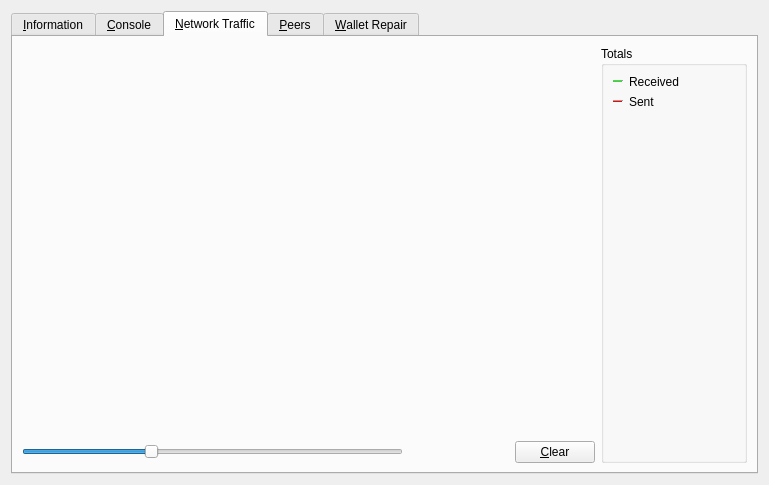
Above: src/qt/forms/debugwindow.ui from biblepay/biblepay before the change. Below: the same form after it.
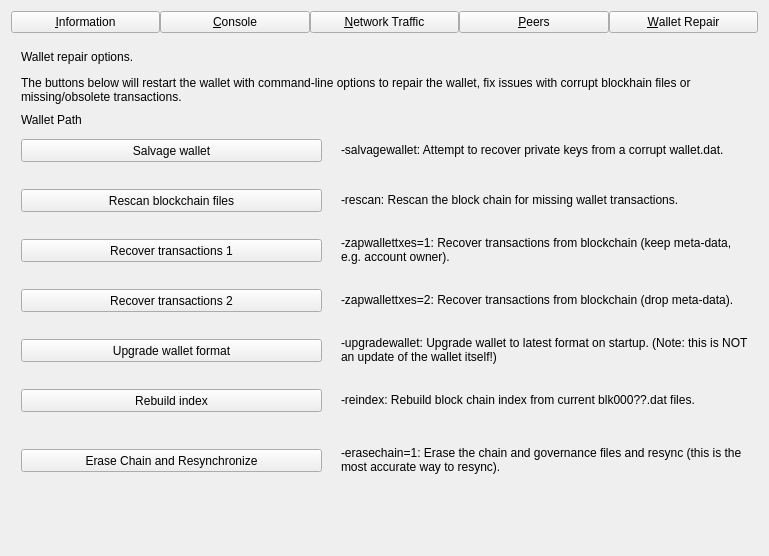
That is the form after the change. The open tabs and pages were chosen to show the change. Icons and pictures are not drawn. Custom widgets are drawn as their Qt base class.

Patch:
```diff
--- a/src/qt/forms/debugwindow.ui
+++ b/src/qt/forms/debugwindow.ui
@@ -7,7 +7,7 @@
     <x>0</x>
     <y>0</y>
     <width>769</width>
-    <height>485</height>
+    <height>556</height>
    </rect>
   </property>
   <property name="windowTitle">
@@ -15,14 +15,77 @@
   </property>
   <layout class="QVBoxLayout" name="verticalLayout_2">
    <item>
-    <widget class="QTabWidget" name="tabWidget">
+    <layout class="QHBoxLayout" name="horizontalLayout_Buttons_2">
+     <property name="spacing">
+      <number>0</number>
+     </property>
+     <property name="topMargin">
+      <number>0</number>
+     </property>
+     <item>
+      <widget class="QPushButton" name="btnInfo">
+       <property name="text">
+        <string>&amp;Information</string>
+       </property>
+       <property name="checkable">
+        <bool>true</bool>
+       </property>
+      </widget>
+     </item>
+     <item>
+      <widget class="QPushButton" name="btnConsole">
+       <property name="text">
+        <string>&amp;Console</string>
+       </property>
+       <property name="checkable">
+        <bool>true</bool>
+       </property>
+      </widget>
+     </item>
+     <item>
+      <widget class="QPushButton" name="btnNetTraffic">
+       <property name="text">
+        <string>&amp;Network Traffic</string>
+       </property>
+       <property name="checkable">
+        <bool>true</bool>
+       </property>
+      </widget>
+     </item>
+     <item>
+      <widget class="QPushButton" name="btnPeers">
+       <property name="text">
+        <string>&amp;Peers</string>
+       </property>
+       <property name="checkable">
+        <bool>true</bool>
+       </property>
+      </widget>
+     </item>
+     <item>
+      <widget class="QPushButton" name="btnRepair">
+       <property name="text">
+        <string>&amp;Wallet Repair</string>
+       </property>
+       <property name="checkable">
+        <bool>true</bool>
+       </property>
+      </widget>
+     </item>
+    </layout>
+   </item>
+   <item>
+    <widget class="QStackedWidget" name="stackedWidgetRPC">
+     <property name="minimumSize">
+      <size>
+       <width>0</width>
+       <height>0</height>
+      </size>
+     </property>
      <property name="currentIndex">
       <number>0</number>
      </property>
-     <widget class="QWidget" name="tab_info">
-      <attribute name="title">
-       <string>&amp;Information</string>
-      </attribute>
+     <widget class="QWidget" name="pageInfo">
       <layout class="QGridLayout" name="gridLayout" columnstretch="0,1,0">
        <property name="horizontalSpacing">
         <number>12</number>
@@ -424,10 +487,7 @@
        </item>
       </layout>
      </widget>
-     <widget class="QWidget" name="tab_console">
-      <attribute name="title">
-       <string>&amp;Console</string>
-      </attribute>
+     <widget class="QWidget" name="pageConsole">
       <layout class="QVBoxLayout" name="verticalLayout_3">
        <property name="spacing">
         <number>3</number>
@@ -619,10 +679,7 @@
        </item>
       </layout>
      </widget>
-     <widget class="QWidget" name="tab_nettraffic">
-      <attribute name="title">
-       <string>&amp;Network Traffic</string>
-      </attribute>
+     <widget class="QWidget" name="pageNetTraffic">
       <layout class="QHBoxLayout" name="horizontalLayout_3">
        <item>
         <layout class="QVBoxLayout" name="verticalLayout_4">
@@ -673,7 +730,7 @@
            <item>
             <widget class="QPushButton" name="btnClearTrafficGraph">
              <property name="text">
-              <string>&amp;Clear</string>
+              <string>&amp;Reset</string>
              </property>
              <property name="autoDefault">
               <bool>false</bool>
@@ -684,198 +741,9 @@
          </item>
         </layout>
        </item>
-       <item>
-        <layout class="QVBoxLayout" name="verticalLayout">
-         <item>
-          <widget class="QGroupBox" name="groupBox">
-           <property name="title">
-            <string>Totals</string>
-           </property>
-           <layout class="QVBoxLayout" name="verticalLayout_5">
-            <item>
-             <layout class="QHBoxLayout" name="horizontalLayout_4">
-              <item>
-               <widget class="Line" name="line">
-                <property name="sizePolicy">
-                 <sizepolicy hsizetype="Fixed" vsizetype="Fixed">
-                  <horstretch>0</horstretch>
-                  <verstretch>0</verstretch>
-                 </sizepolicy>
-                </property>
-                <property name="minimumSize">
-                 <size>
-                  <width>10</width>
-                  <height>0</height>
-                 </size>
-                </property>
-                <property name="palette">
-                 <palette>
-                  <active>
-                   <colorrole role="Light">
-                    <brush brushstyle="SolidPattern">
-                     <color alpha="255">
-                      <red>0</red>
-                      <green>255</green>
-                      <blue>0</blue>
-                     </color>
-                    </brush>
-                   </colorrole>
-                  </active>
-                  <inactive>
-                   <colorrole role="Light">
-                    <brush brushstyle="SolidPattern">
-                     <color alpha="255">
-                      <red>0</red>
-                      <green>255</green>
-                      <blue>0</blue>
-                     </color>
-                    </brush>
-                   </colorrole>
-                  </inactive>
-                  <disabled>
-                   <colorrole role="Light">
-                    <brush brushstyle="SolidPattern">
-                     <color alpha="255">
-                      <red>0</red>
-                      <green>255</green>
-                      <blue>0</blue>
-                     </color>
-                    </brush>
-                   </colorrole>
-                  </disabled>
-                 </palette>
-                </property>
-                <property name="orientation">
-                 <enum>Qt::Horizontal</enum>
-                </property>
-               </widget>
-              </item>
-              <item>
-               <widget class="QLabel" name="label_16">
-                <property name="text">
-                 <string>Received</string>
-                </property>
-               </widget>
-              </item>
-              <item>
-               <widget class="QLabel" name="lblBytesIn">
-                <property name="minimumSize">
-                 <size>
-                  <width>50</width>
-                  <height>0</height>
-                 </size>
-                </property>
-                <property name="alignment">
-                 <set>Qt::AlignRight|Qt::AlignTrailing|Qt::AlignVCenter</set>
-                </property>
-               </widget>
-              </item>
-             </layout>
-            </item>
-            <item>
-             <layout class="QHBoxLayout" name="horizontalLayout_5">
-              <item>
-               <widget class="Line" name="line_2">
-                <property name="sizePolicy">
-                 <sizepolicy hsizetype="Fixed" vsizetype="Fixed">
-                  <horstretch>0</horstretch>
-                  <verstretch>0</verstretch>
-                 </sizepolicy>
-                </property>
-                <property name="minimumSize">
-                 <size>
-                  <width>10</width>
-                  <height>0</height>
-                 </size>
-                </property>
-                <property name="palette">
-                 <palette>
-                  <active>
-                   <colorrole role="Light">
-                    <brush brushstyle="SolidPattern">
-                     <color alpha="255">
-                      <red>255</red>
-                      <green>0</green>
-                      <blue>0</blue>
-                     </color>
-                    </brush>
-                   </colorrole>
-                  </active>
-                  <inactive>
-                   <colorrole role="Light">
-                    <brush brushstyle="SolidPattern">
-                     <color alpha="255">
-                      <red>255</red>
-                      <green>0</green>
-                      <blue>0</blue>
-                     </color>
-                    </brush>
-                   </colorrole>
-                  </inactive>
-                  <disabled>
-                   <colorrole role="Light">
-                    <brush brushstyle="SolidPattern">
-                     <color alpha="255">
-                      <red>255</red>
-                      <green>0</green>
-                      <blue>0</blue>
-                     </color>
-                    </brush>
-                   </colorrole>
-                  </disabled>
-                 </palette>
-                </property>
-                <property name="orientation">
-                 <enum>Qt::Horizontal</enum>
-                </property>
-               </widget>
-              </item>
-              <item>
-               <widget class="QLabel" name="label_17">
-                <property name="text">
-                 <string>Sent</string>
-                </property>
-               </widget>
-              </item>
-              <item>
-               <widget class="QLabel" name="lblBytesOut">
-                <property name="minimumSize">
-                 <size>
-                  <width>50</width>
-                  <height>0</height>
-                 </size>
-                </property>
-                <property name="alignment">
-                 <set>Qt::AlignRight|Qt::AlignTrailing|Qt::AlignVCenter</set>
-                </property>
-               </widget>
-              </item>
-             </layout>
-            </item>
-            <item>
-             <spacer name="verticalSpacer_4">
-              <property name="orientation">
-               <enum>Qt::Vertical</enum>
-              </property>
-              <property name="sizeHint" stdset="0">
-               <size>
-                <width>20</width>
-                <height>407</height>
-               </size>
-              </property>
-             </spacer>
-            </item>
-           </layout>
-          </widget>
-         </item>
-        </layout>
-       </item>
       </layout>
      </widget>
-     <widget class="QWidget" name="tab_peers">
-      <attribute name="title">
-       <string>&amp;Peers</string>
-      </attribute>
+     <widget class="QWidget" name="pagePeers">
       <layout class="QGridLayout" name="gridLayout_2">
        <item row="0" column="0" rowspan="2">
         <layout class="QVBoxLayout" name="verticalLayout_101">
@@ -1446,10 +1314,7 @@
        </item>
       </layout>
      </widget>
-     <widget class="QWidget" name="tab_repair">
-      <attribute name="title">
-       <string>&amp;Wallet Repair</string>
-      </attribute>
+     <widget class="QWidget" name="pageRepair">
       <widget class="QPushButton" name="btn_salvagewallet">
        <property name="geometry">
         <rect>
@@ -1554,12 +1419,6 @@
          <height>41</height>
         </rect>
        </property>
-       <property name="font">
-        <font>
-         <weight>50</weight>
-         <bold>false</bold>
-        </font>
-       </property>
        <property name="text">
         <string>The buttons below will restart the wallet with command-line options to repair the wallet, fix issues with corrupt blockhain files or missing/obsolete transactions.</string>
        </property>
@@ -1656,13 +1515,6 @@
          <height>16</height>
         </rect>
        </property>
-       <property name="font">
-        <font>
-         <pointsize>10</pointsize>
-         <weight>75</weight>
-         <bold>true</bold>
-        </font>
-       </property>
        <property name="text">
         <string>Wallet repair options.</string>
        </property>
@@ -1712,6 +1564,35 @@
         <string>Wallet Path</string>
        </property>
       </widget>
+      <widget class="QPushButton" name="btn_erasechain">
+       <property name="geometry">
+        <rect>
+         <x>10</x>
+         <y>410</y>
+         <width>301</width>
+         <height>23</height>
+        </rect>
+       </property>
+       <property name="text">
+        <string>Erase Chain and Resynchronize</string>
+       </property>
+      </widget>
+      <widget class="QLabel" name="label_repair_erasechain_1">
+       <property name="geometry">
+        <rect>
+         <x>330</x>
+         <y>400</y>
+         <width>411</width>
+         <height>41</height>
+        </rect>
+       </property>
+       <property name="text">
+        <string>-erasechain=1: Erase the chain and governance files and resync (this is the most accurate way to resync).</string>
+       </property>
+       <property name="wordWrap">
+        <bool>true</bool>
+       </property>
+      </widget>
      </widget>
     </widget>
    </item>
```
Left out of the diff: 169 changed lines with no effect on the pictures.
